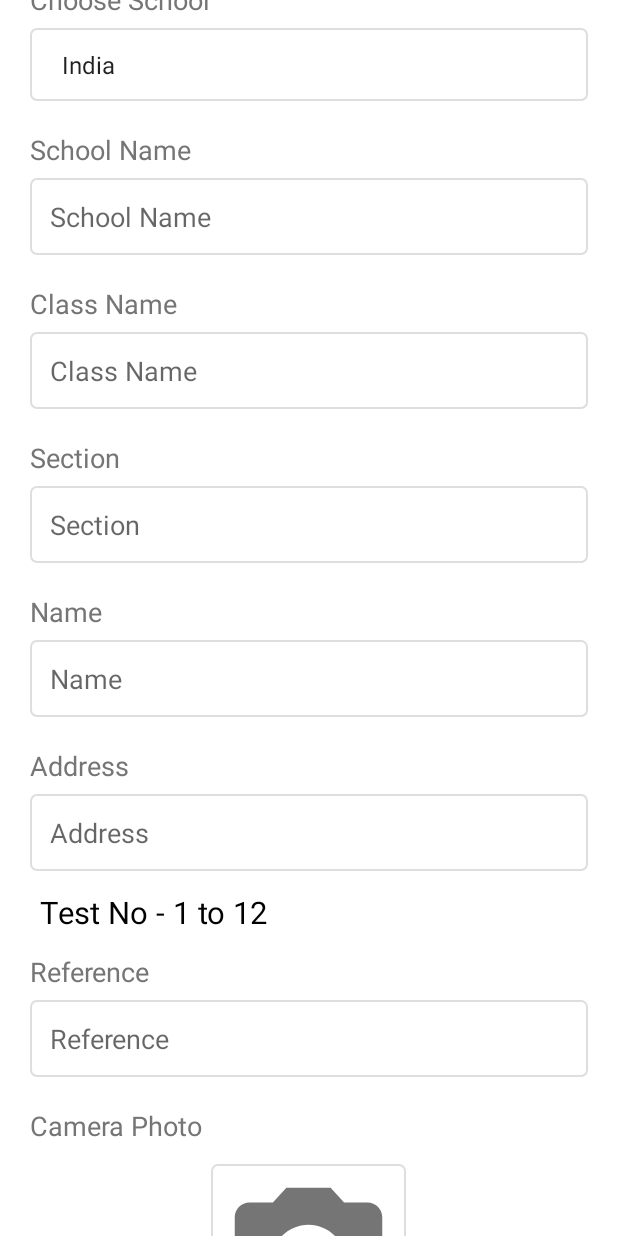
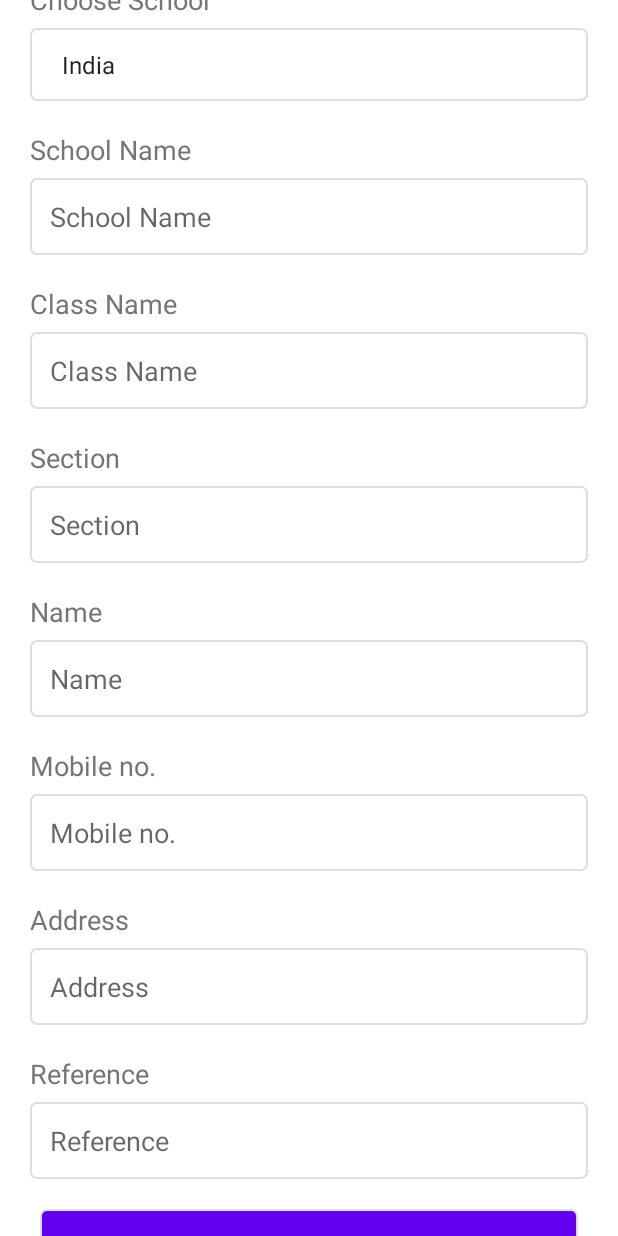
Before and after one commit to raghsahu/TrinetraAppDonor, an Android app: the User_Registration screen opened directly, with no data from a screen before it, scrolled down 576 dp, on a phone screen of 412 x 824 dp. Run offline under Robolectric (Android 15) with nearby library versions, the phone set to English and light mode, and no system bars; our stand-ins replace data binding, sdp/ssp sizes; 1 statement that could not run was skipped.

Commit message:
new changes

```diff
--- a/app/src/main/res/layout/activity_splash.xml
+++ b/app/src/main/res/layout/activity_splash.xml
@@ -9,10 +9,9 @@
 
     <ImageView
         android:layout_width="match_parent"
-        android:layout_height="wrap_content"
+        android:layout_height="match_parent"
         android:src="@drawable/trinetra_img"
-        android:layout_margin="@dimen/_10sdp"
-        android:layout_centerInParent="true"
+        android:scaleType="fitXY"
         >
 
     </ImageView>
--- a/app/src/main/res/layout/activity_user__registration.xml
+++ b/app/src/main/res/layout/activity_user__registration.xml
@@ -241,6 +241,33 @@
                         android:textColor="@color/black" />
 
                 </LinearLayout>
+
+                <LinearLayout
+                    android:layout_width="match_parent"
+                    android:layout_height="wrap_content"
+                    android:layout_marginTop="@dimen/_5sdp"
+                    android:orientation="vertical"
+                    android:padding="@dimen/_5sdp">
+
+                    <TextView
+                        style="@style/text_14_light_black"
+                        android:layout_width="wrap_content"
+                        android:layout_height="wrap_content"
+                        android:text="@string/mobile_no" />
+
+
+                    <EditText
+                        android:layout_width="match_parent"
+                        android:layout_height="wrap_content"
+                        android:layout_marginTop="@dimen/_5sdp"
+                        android:background="@drawable/edit_text_bg"
+                        android:hint="@string/mobile_no"
+                        android:inputType="number"
+                        android:padding="@dimen/_10sdp"
+                        android:textColor="@color/black" />
+
+                </LinearLayout>
+
                 <LinearLayout
                     android:layout_width="match_parent"
                     android:layout_height="wrap_content"
@@ -269,6 +296,7 @@
 
 
                 <TextView
+                    android:visibility="gone"
                     style="@style/text_16_black"
                     android:textAlignment="textStart"
                     android:layout_marginStart="@dimen/_10sdp"
@@ -303,71 +331,7 @@
 
                 </LinearLayout>
 
-                <LinearLayout
-                    android:layout_width="match_parent"
-                    android:layout_height="wrap_content"
-                    android:layout_marginTop="@dimen/_5sdp"
-                    android:orientation="vertical"
-                    android:padding="@dimen/_5sdp">
 
-                    <TextView
-                        style="@style/text_14_light_black"
-                        android:layout_width="wrap_content"
-                        android:layout_height="wrap_content"
-                        android:text="@string/camera_photo" />
-
-
-                    <ImageView
-                        android:background="@drawable/edit_text_bg"
-                        android:layout_width="@dimen/_100sdp"
-                        android:layout_height="@dimen/_100sdp"
-                        android:layout_gravity="center"
-                        android:layout_margin="@dimen/_10sdp"
-                        app:srcCompat="@drawable/ic_photo_camera"
-                        >
-
-                    </ImageView>
-
-
-                </LinearLayout>
-
-                <LinearLayout
-                    android:layout_width="match_parent"
-                    android:layout_height="wrap_content"
-                    android:layout_marginTop="@dimen/_5sdp"
-                    android:orientation="vertical"
-                    android:padding="@dimen/_5sdp">
-
-                    <TextView
-                        style="@style/text_14_light_black"
-                        android:layout_width="wrap_content"
-                        android:layout_height="wrap_content"
-                        android:text="@string/discription" />
-
-
-                    <LinearLayout
-                        android:layout_width="match_parent"
-                        android:layout_height="@dimen/_80sdp"
-                        android:background="@drawable/edit_text_bg"
-                        android:layout_marginTop="@dimen/_5sdp"
-                        android:layout_gravity="start"
-                        android:gravity="start"
-                        >
-
-                        <EditText
-                            android:layout_width="match_parent"
-                            android:layout_height="wrap_content"
-                            android:hint="@string/discription"
-                            android:inputType="textMultiLine"
-                            android:layout_gravity="start"
-                            android:background="@null"
-                            android:padding="@dimen/_5sdp"
-                            android:textColor="@color/black" />
-
-                    </LinearLayout>
-
-
-                </LinearLayout>
 
 
 
--- a/app/src/main/res/menu/options_menu.xml
+++ b/app/src/main/res/menu/options_menu.xml
@@ -16,6 +16,11 @@
 
     <item
         android:visible="true"
+        android:id="@+id/test_one_to"
+        android:title="@string/test_one_two" />
+
+    <item
+        android:visible="true"
         android:id="@+id/logout"
         android:title="@string/logout" />
 
--- a/app/src/main/res/values/strings.xml
+++ b/app/src/main/res/values/strings.xml
@@ -26,6 +26,7 @@
     <string name="logout">Logout</string>
     <string name="update">Update</string>
     <string name="impact_analysis">Impact Analysis</string>
+    <string name="test_one_two">Test 1 to 12</string>
 
 
     <string-array name="country">
```
Also changed, not shown: app/src/main/res/layout/activity_donor__registration.xml (+27 -75 lines), app/src/main/res/drawable/trinetra_img.jpeg (deleted), app/src/main/res/drawable/trinetra_img.jpg (added).
